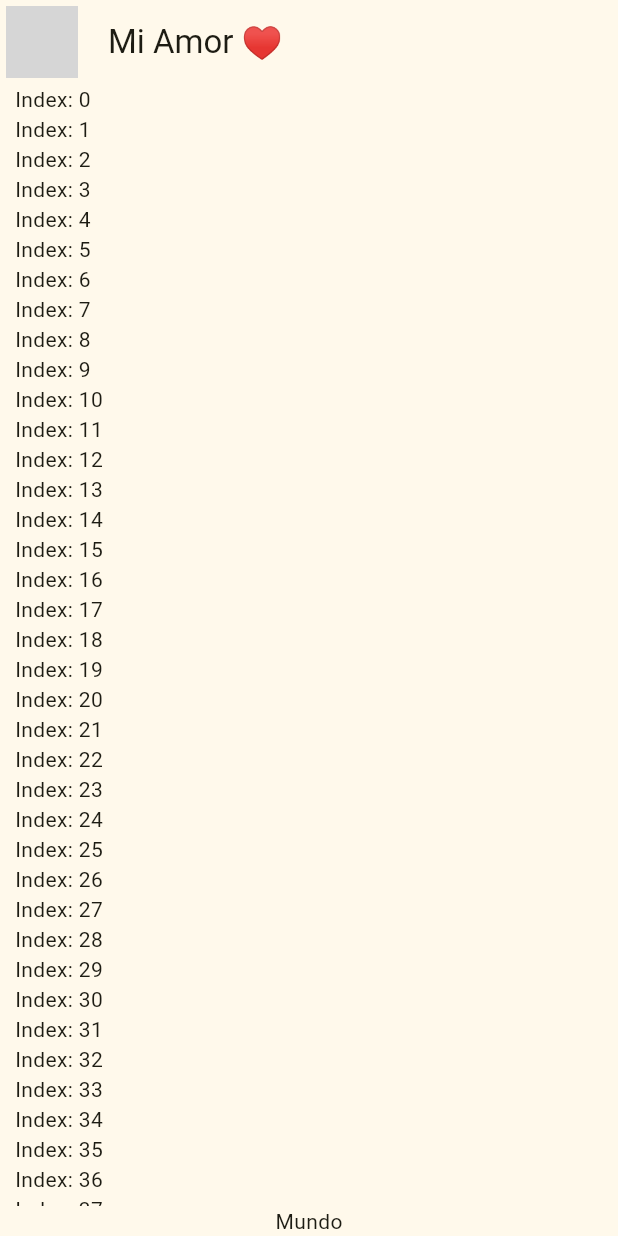
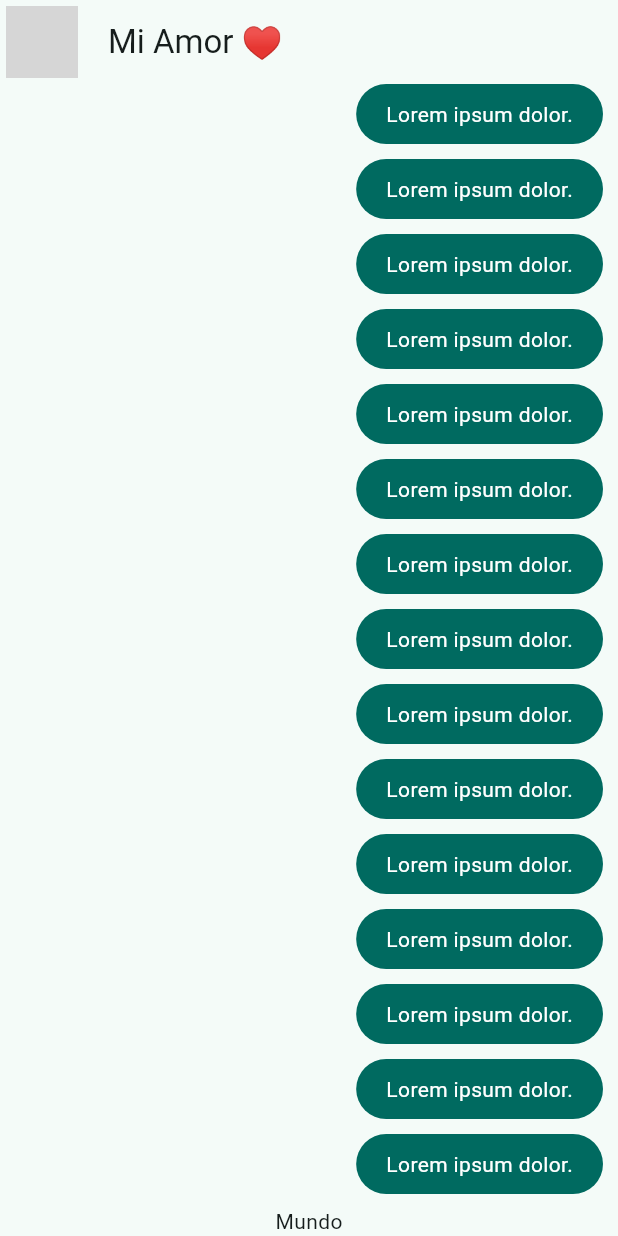
Before and after one commit to santiagomillan/yes_no_app, a Flutter app: the screen it shows after launch, on a phone screen of 412 x 824 dp. Run offline on Flutter 3.47's test engine with Material 3 defaults, Android fonts, the phone set to English and light mode, and no system bars; network calls fail; grey boxes are pictures that could not be loaded.

Commit message:
Clase 70, MessageBubble

```diff
--- a/lib/main.dart
+++ b/lib/main.dart
@@ -1,6 +1,6 @@
 import 'package:flutter/material.dart';
 import 'package:yes_no_app/config/theme/app_theme.dart';
-import 'package:yes_no_app/presentation/chat/chat_screen.dart';
+import 'package:yes_no_app/presentation/screens/chat/chat_screen.dart';
 
 void main() => runApp(const MyApp());
 
@@ -12,7 +12,7 @@ class MyApp extends StatelessWidget {
     return MaterialApp(
         title: 'Yes No App',
         debugShowCheckedModeBanner: false,
-        theme: AppTheme(selectedColor: 4).theme(),
+        theme: AppTheme(selectedColor: 2).theme(),
         home: const ChatScreen());
   }
 }
--- a/lib/presentation/chat/chat_screen.dart
+++ b/lib/presentation/screens/chat/chat_screen.dart
@@ -1,4 +1,5 @@
 import 'package:flutter/material.dart';
+import 'package:yes_no_app/presentation/widgets/chat/my_message_bubble.dart';
 
 class ChatScreen extends StatelessWidget {
   const ChatScreen({super.key});
@@ -34,7 +35,7 @@ class _ChatView extends StatelessWidget {
                 child: ListView.builder(
               itemCount: 100,
               itemBuilder: (context, index) {
-                return Text('Index: $index');
+                return const MyMessageBubble();
               },
             )),
             const Text("Mundo")
--- /dev/null
+++ b/lib/presentation/widgets/chat/my_message_bubble.dart
@@ -0,0 +1,28 @@
+import 'package:flutter/material.dart';
+
+class MyMessageBubble extends StatelessWidget {
+  const MyMessageBubble({super.key});
+
+  @override
+  Widget build(BuildContext context) {
+    final colors = Theme.of(context).colorScheme;
+
+    return Column(
+      crossAxisAlignment: CrossAxisAlignment.end,
+      children: [
+        Container(
+          decoration: BoxDecoration(
+              color: colors.primary, borderRadius: BorderRadius.circular(20)),
+          child: const Padding(
+            padding: EdgeInsets.symmetric(horizontal: 20, vertical: 10),
+            child: Text('Lorem ipsum dolor.',
+                style: TextStyle(color: Colors.white)),
+          ),
+        ),
+        const SizedBox(
+          height: 10,
+        )
+      ],
+    );
+  }
+}
```
